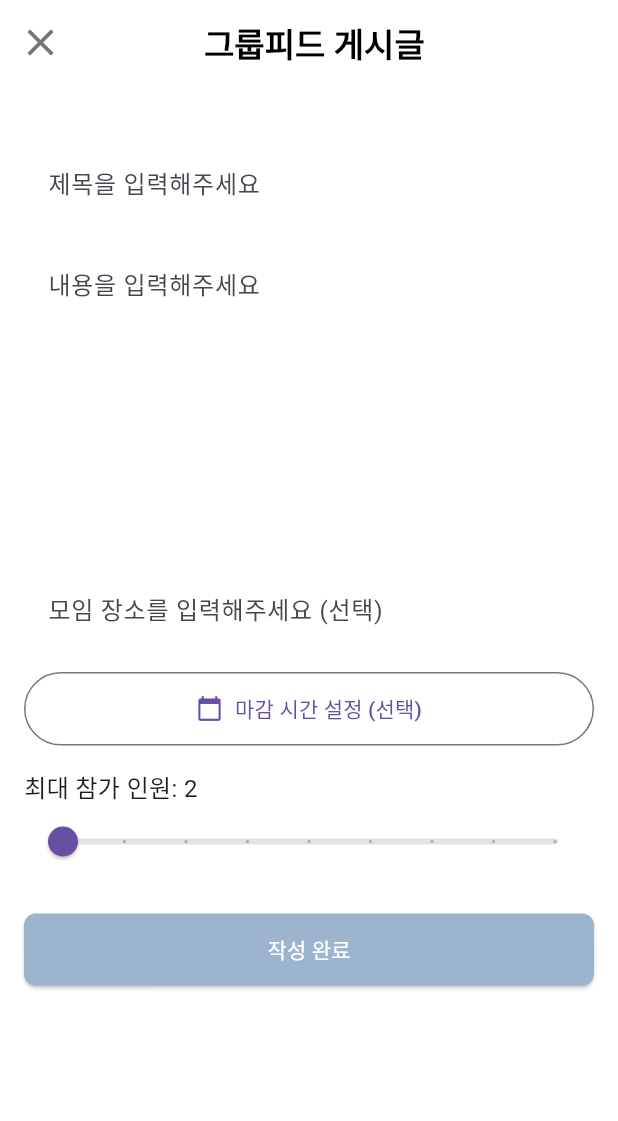
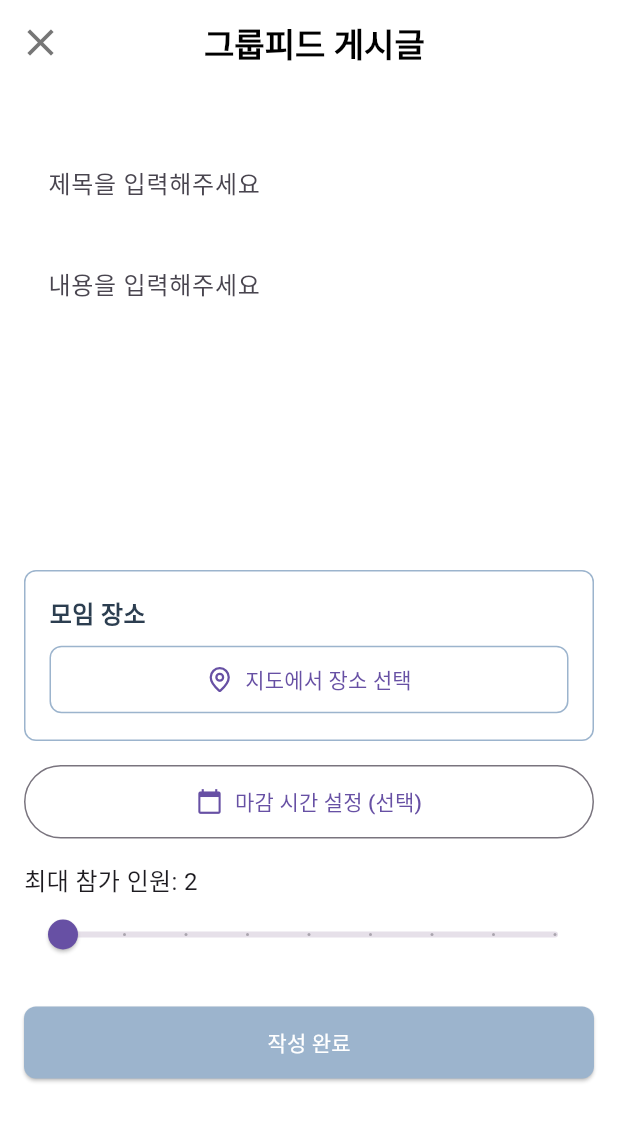
Before and after one commit to ZeroZoa/Crewer, a Flutter app: the GroupFeedCreateScreen screen opened by its route, on a phone screen of 412 x 824 dp. Shown: the top 1121 px of the screen. Run offline on Flutter 3.47's test engine with Material 3 defaults, Android fonts, the light colour scheme and no system bars; our stand-ins replace flutter_secure_storage, geocoding, geolocator, go_router, google_maps_flutter, google_places_flutter and 4 more; missing offline and left inert: dart:ffi, jwt_decode, stomp_dart_client; accounts and stored records are empty.

Commit message:
그룹 피드 작성 지역정보 추가

```diff
--- a/src/main/client/lib/main.dart
+++ b/src/main/client/lib/main.dart
@@ -38,6 +38,7 @@
 import 'package:client/screens/profile_complete_screen.dart';
 import 'package:client/screens/main_screen.dart';
 import 'package:client/screens/reset_password_screen.dart';
+import 'package:client/screens/place_picker_screen.dart';
 
 import 'models/my_ranking_info.dart';
 import 'models/ranking_info.dart';
@@ -120,6 +121,10 @@
             GoRoute(
               path: '/groupfeeds/create',
               builder: (_, __) => const GroupFeedCreateScreen(),
+            ),
+            GoRoute(
+              path: '/place-picker',
+              builder: (_, __) => const PlacePickerScreen(),
             ),
             GoRoute(
               path: '/feeds/:feedId',
--- a/src/main/client/lib/screens/group_feed_create_screen.dart
+++ b/src/main/client/lib/screens/group_feed_create_screen.dart
@@ -5,8 +5,10 @@
 import 'package:go_router/go_router.dart';
 import 'package:client/components/login_modal_screen.dart';
 import 'package:intl/intl.dart';
+import 'package:lucide_icons/lucide_icons.dart';
 import '../components/custom_app_bar.dart';
 import '../config/api_config.dart';
+import 'place_picker_screen.dart';
 
 /// 그룹 피드 작성 화면
 class GroupFeedCreateScreen extends StatefulWidget {
@@ -24,6 +26,8 @@
   final TextEditingController _contentController = TextEditingController();
   final TextEditingController _meetingPlaceController = TextEditingController();
   DateTime? _deadline;
+  double? _selectedLatitude;
+  double? _selectedLongitude;
 
   final String _tokenKey = 'token';
   final FlutterSecureStorage _storage = const FlutterSecureStorage();
@@ -111,6 +115,8 @@
       'content': _contentController.text.trim(),
       'maxParticipants': _maxParticipants,
       'meetingPlace': _meetingPlaceController.text.trim(),
+      'latitude': _selectedLatitude,
+      'longitude': _selectedLongitude,
       'deadline': _deadline?.toUtc().toIso8601String(),
     });
 
@@ -167,6 +173,18 @@
       });
     } finally {
       setState(() => _isSubmitting = false);
+    }
+  }
+
+  Future<void> _selectPlaceFromMap() async {
+    final result = await context.push('/place-picker');
+
+    if (result != null && result is Map<String, dynamic>) {
+      setState(() {
+        _meetingPlaceController.text = result['address'] ?? '';
+        _selectedLatitude = result['latitude']?.toDouble();
+        _selectedLongitude = result['longitude']?.toDouble();
+      });
     }
   }
 
@@ -238,19 +256,55 @@
                     ),
                   ),
                   const SizedBox(height: 16),
-                  TextField(
-                    controller: _meetingPlaceController,
-                    decoration: InputDecoration(
-                      labelText: '모임 장소를 입력해주세요 (선택)',
-                      border: OutlineInputBorder(
-                        borderRadius: BorderRadius.circular(8),
-                        borderSide: BorderSide.none,
-                      ),
-                      focusedBorder: OutlineInputBorder(
-                        borderRadius: BorderRadius.circular(8),
-                        borderSide: const BorderSide(color: Color(0xFF9CB4CD), width: 2),
-                      ),
-                      contentPadding: const EdgeInsets.symmetric(horizontal: 12, vertical: 14),
+
+                  // 모임 장소 선택 (지도 기반)
+                  Container(
+                    width: double.infinity,
+                    padding: const EdgeInsets.all(16),
+                    decoration: BoxDecoration(
+                      border: Border.all(color: const Color(0xFF9CB4CD)),
+                      borderRadius: BorderRadius.circular(8),
+                    ),
+                    child: Column(
+                      crossAxisAlignment: CrossAxisAlignment.start,
+                      children: [
+                        const Text(
+                          '모임 장소',
+                          style: TextStyle(
+                            fontSize: 16,
+                            fontWeight: FontWeight.w600,
+                            color: Color(0xFF2C3E50),
+                          ),
+                        ),
+                        const SizedBox(height: 8),
+                        if (_meetingPlaceController.text.isNotEmpty) ...[
+                          Text(
+                            _meetingPlaceController.text,
+                            style: const TextStyle(
+                              fontSize: 14,
+                              color: Color(0xFF34495E),
+                            ),
+                          ),
+                          const SizedBox(height: 12),
+                        ],
+                        SizedBox(
+                          width: double.infinity,
+                          child: OutlinedButton.icon(
+                            onPressed: _selectPlaceFromMap,
+                            icon: const Icon(LucideIcons.mapPin, size: 18),
+                            label: Text(_meetingPlaceController.text.isEmpty
+                                ? '지도에서 장소 선택'
+                                : '장소 변경'),
+                            style: OutlinedButton.styleFrom(
+                              padding: const EdgeInsets.symmetric(vertical: 12),
+                              side: const BorderSide(color: Color(0xFF9CB4CD)),
+                              shape: RoundedRectangleBorder(
+                                borderRadius: BorderRadius.circular(8),
+                              ),
+                            ),
+                          ),
+                        ),
+                      ],
                     ),
                   ),
                   const SizedBox(height: 16),
--- a/src/main/client/lib/screens/group_feed_detail_screen.dart
+++ b/src/main/client/lib/screens/group_feed_detail_screen.dart
@@ -91,7 +91,6 @@
 
         setState(() {
           _groupFeed = json.decode(utf8.decode(response.bodyBytes));
-          print(_groupFeed);
           _loading = false;
         });
       } else {
--- a/src/main/client/pubspec.yaml
+++ b/src/main/client/pubspec.yaml
@@ -18,6 +18,8 @@
   shared_preferences: ^2.5.3
   lucide_icons: ^0.257.0
   geolocator: ^14.0.1
+  geocoding: ^3.0.0
+  google_places_flutter: ^2.0.9
   google_maps_flutter_android: ^2.16.1
   stomp_dart_client: ^2.1.3
   intl: ^0.20.2
```
Also changed, not shown: src/main/client/lib/screens/place_picker_screen.dart (added, +362 -0 lines), src/main/client/pubspec.lock, 5 other files.
